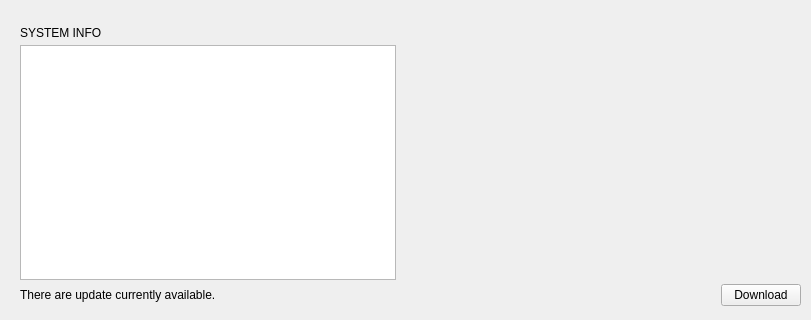
First picture: the form in stacer/Pages/Dashboard/dashboard_page.ui, repository oguzhaninan/Stacer, before the edit; both pictures show x 0 to 811 and y 263 to 583 of the 811 by 583 pixel window.
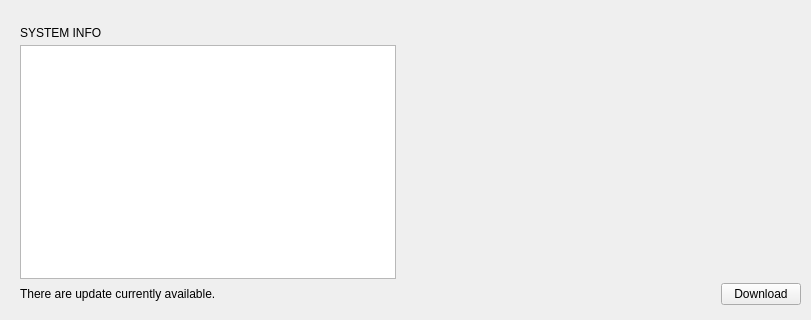
Second picture: the form after the edit.

```diff
--- a/stacer/Pages/Dashboard/dashboard_page.ui
+++ b/stacer/Pages/Dashboard/dashboard_page.ui
@@ -202,7 +202,7 @@
      <property name="minimumSize">
       <size>
        <width>0</width>
-       <height>30</height>
+       <height>31</height>
       </size>
      </property>
      <property name="styleSheet">
```
